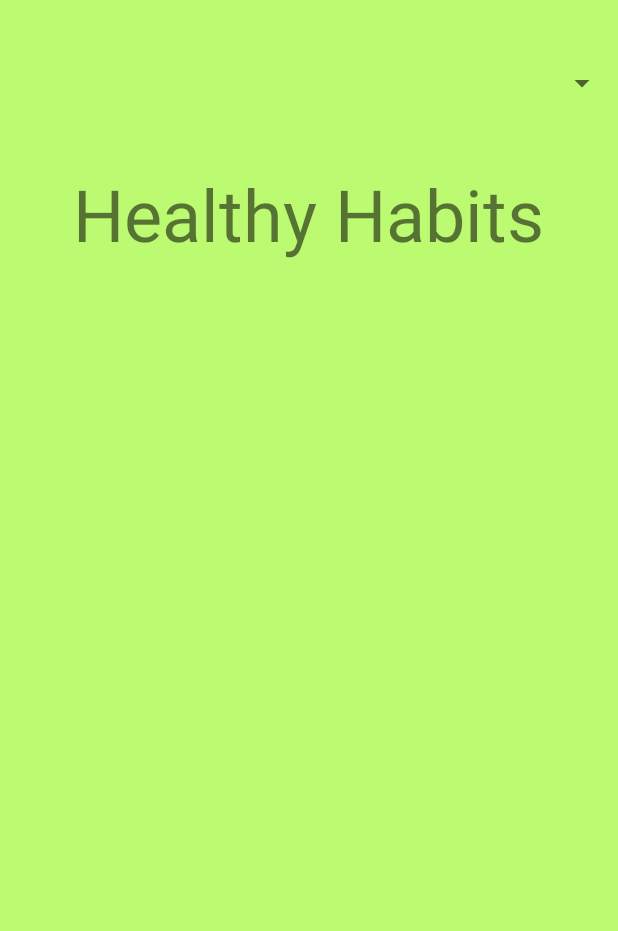
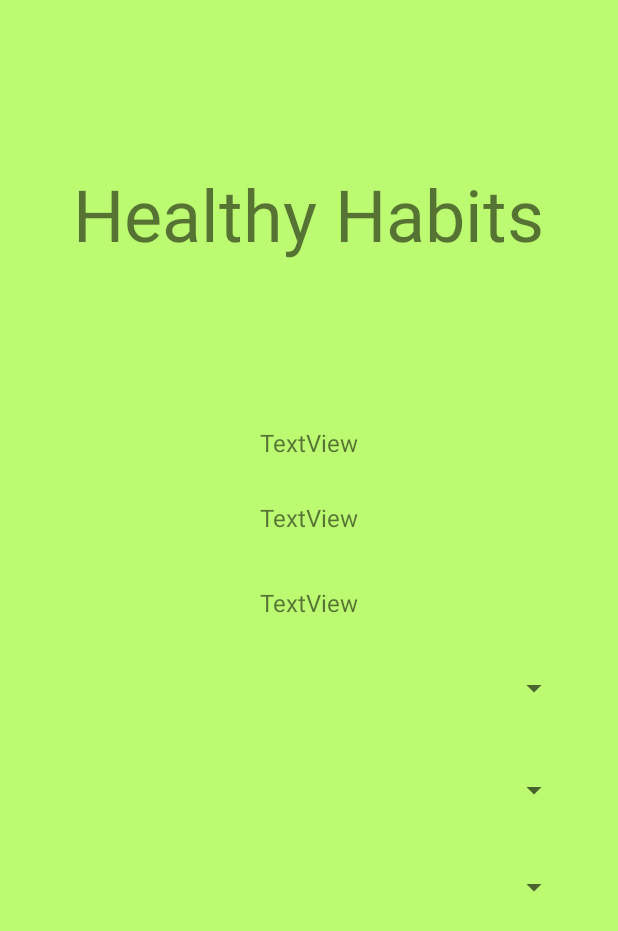
Before and after one commit to VGStudios/nwHacks_2021, an Android app: the layout activity_main.xml on its own in the app's theme, with its tools: preview values and no code run, on a phone screen of 412 x 824 dp. Shown: the top 931 px of the screen. Run offline under Robolectric (Android 15) with nearby library versions, the phone set to English and light mode, and no system bars.

Commit message:
fixed giveTips and spinners

```diff
--- a/app/src/main/java/com/example/nwhacks_2021/GiveTips.java
+++ b/app/src/main/java/com/example/nwhacks_2021/GiveTips.java
@@ -26,7 +26,7 @@ public class GiveTips extends AppCompatActivity {
         recyclerView = findViewById(R.id.recyclerview);
         layoutManager = new LinearLayoutManager(this);
         recyclerView.setLayoutManager(layoutManager);
-        list = Arrays.asList(getResources().getStringArray(R.array.android_versions));
+        list = Arrays.asList(getResources().getStringArray(R.array.tips));
         adapter = new RecyclerAdapter(list);
         recyclerView.setHasFixedSize(true);
         recyclerView.setAdapter(adapter);
--- a/app/src/main/res/layout/activity_main.xml
+++ b/app/src/main/res/layout/activity_main.xml
@@ -7,9 +7,8 @@
     android:background="@color/backgroundColour"
     tools:context=".MainActivity">
 
-
     <TextView
-        android:id="@+id/textView"
+        android:id="@+id/appName"
         android:layout_width="wrap_content"
         android:layout_height="wrap_content"
         android:fontFamily="sans-serif"
@@ -21,15 +20,88 @@
         app:layout_constraintStart_toStartOf="parent"
         app:layout_constraintTop_toTopOf="parent"
         app:layout_constraintVertical_bias="0.145" />
-
     <Spinner
         android:id="@+id/spinner1"
         android:layout_width="match_parent"
         android:layout_height="wrap_content"
+        android:layout_marginStart="32dp"
+        android:layout_marginLeft="32dp"
+        android:layout_marginEnd="32dp"
+        android:layout_marginRight="32dp"
         android:spinnerMode="dropdown"
-        app:layout_constraintBottom_toTopOf="@+id/textView"
+        app:layout_constraintBottom_toBottomOf="parent"
+        app:layout_constraintEnd_toEndOf="parent"
+        app:layout_constraintHorizontal_bias="0.0"
+        app:layout_constraintStart_toStartOf="parent"
+        app:layout_constraintTop_toTopOf="parent"
+        app:layout_constraintVertical_bias="0.558" />
+
+    <Spinner
+        android:id="@+id/spinner2"
+        android:layout_width="match_parent"
+        android:layout_height="wrap_content"
+        android:layout_marginStart="32dp"
+        android:layout_marginLeft="32dp"
+        android:layout_marginEnd="32dp"
+        android:layout_marginRight="32dp"
+        android:spinnerMode="dropdown"
+        app:layout_constraintBottom_toBottomOf="@+id/spinner3"
+        app:layout_constraintEnd_toEndOf="parent"
+        app:layout_constraintHorizontal_bias="0.0"
+        app:layout_constraintStart_toStartOf="parent"
+        app:layout_constraintTop_toBottomOf="@+id/spinner1"
+        app:layout_constraintVertical_bias="0.402" />
+
+    <Spinner
+        android:id="@+id/spinner3"
+        android:layout_width="match_parent"
+        android:layout_height="wrap_content"
+        android:layout_marginStart="32dp"
+        android:layout_marginLeft="32dp"
+        android:layout_marginEnd="32dp"
+        android:layout_marginRight="32dp"
+        android:spinnerMode="dropdown"
+        app:layout_constraintBottom_toBottomOf="parent"
+        app:layout_constraintEnd_toEndOf="parent"
+        app:layout_constraintHorizontal_bias="0.0"
+        app:layout_constraintStart_toStartOf="parent"
+        app:layout_constraintTop_toBottomOf="@+id/spinner1"
+        app:layout_constraintVertical_bias="0.329" />
+
+    <TextView
+        android:id="@+id/textView"
+        android:layout_width="wrap_content"
+        android:layout_height="wrap_content"
+        android:text="TextView"
+        android:textSize="16sp"
+        app:layout_constraintBottom_toTopOf="@+id/spinner1"
         app:layout_constraintEnd_toEndOf="parent"
         app:layout_constraintStart_toStartOf="parent"
-        app:layout_constraintTop_toTopOf="parent" />
+        app:layout_constraintTop_toBottomOf="@+id/appName"
+        app:layout_constraintVertical_bias="0.438" />
+
+    <TextView
+        android:id="@+id/textView2"
+        android:layout_width="wrap_content"
+        android:layout_height="wrap_content"
+        android:text="TextView"
+        android:textSize="16sp"
+        app:layout_constraintBottom_toTopOf="@+id/spinner1"
+        app:layout_constraintEnd_toEndOf="parent"
+        app:layout_constraintStart_toStartOf="parent"
+        app:layout_constraintTop_toBottomOf="@+id/textView"
+        app:layout_constraintVertical_bias="0.237" />
+
+    <TextView
+        android:id="@+id/textView3"
+        android:layout_width="wrap_content"
+        android:layout_height="wrap_content"
+        android:text="TextView"
+        android:textSize="16sp"
+        app:layout_constraintBottom_toTopOf="@+id/spinner1"
+        app:layout_constraintEnd_toEndOf="parent"
+        app:layout_constraintStart_toStartOf="parent"
+        app:layout_constraintTop_toTopOf="@+id/textView2"
+        app:layout_constraintVertical_bias="0.623" />
 
 </androidx.constraintlayout.widget.ConstraintLayout>
```
